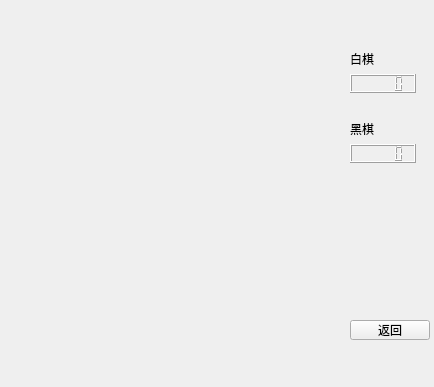
The window that gamewighet.ui (hwizard-wph/homework) describes before a commit, drawn with Qt 5.
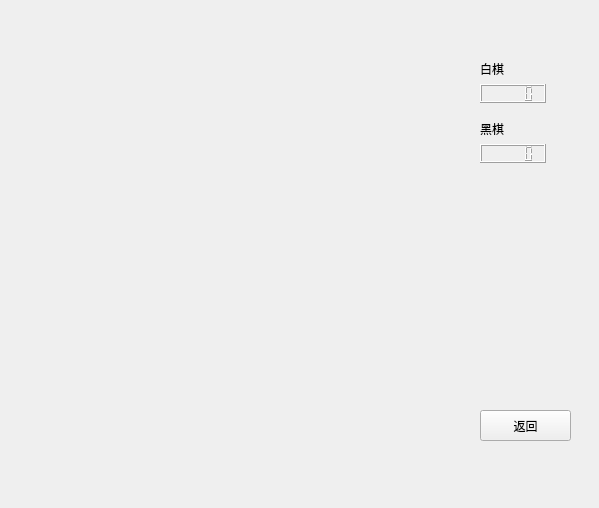
The same window after the commit.

What changed in the file:
```diff
--- a/gamewighet.ui
+++ b/gamewighet.ui
@@ -6,8 +6,8 @@
    <rect>
     <x>0</x>
     <y>0</y>
-    <width>434</width>
-    <height>387</height>
+    <width>599</width>
+    <height>508</height>
    </rect>
   </property>
   <property name="windowTitle">
@@ -16,8 +16,8 @@
   <widget class="QWidget" name="layoutWidget">
    <property name="geometry">
     <rect>
-     <x>350</x>
-     <y>50</y>
+     <x>480</x>
+     <y>60</y>
      <width>66</width>
      <height>43</height>
     </rect>
@@ -38,7 +38,7 @@
   <widget class="QWidget" name="layoutWidget">
    <property name="geometry">
     <rect>
-     <x>350</x>
+     <x>480</x>
      <y>120</y>
      <width>66</width>
      <height>43</height>
@@ -60,10 +60,10 @@
   <widget class="QPushButton" name="returnButton">
    <property name="geometry">
     <rect>
-     <x>350</x>
-     <y>320</y>
-     <width>80</width>
-     <height>20</height>
+     <x>480</x>
+     <y>410</y>
+     <width>91</width>
+     <height>31</height>
     </rect>
    </property>
    <property name="text">
```
